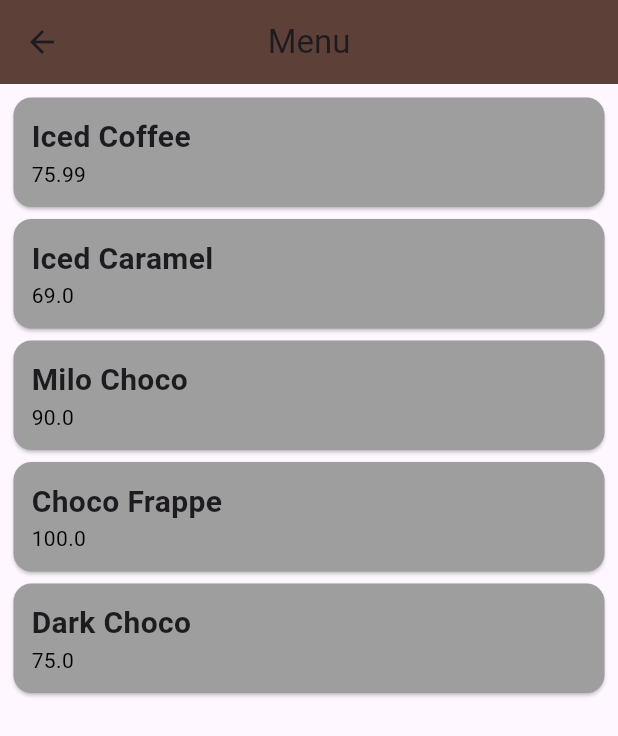
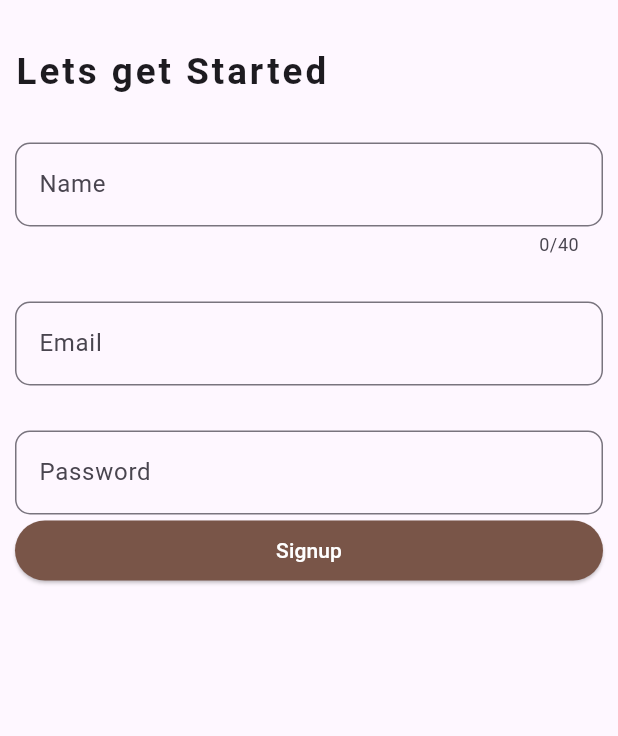
Before and after one commit to jeven2003/front-Kaps, a Flutter app: the screen it shows after launch, on a phone screen of 412 x 824 dp. Shown: the top 736 px of the screen. Run offline on Flutter 3.47's test engine with Material 3 defaults, Android fonts, the phone set to English and light mode, and no system bars.

Commit message:
Activity 3

```diff
--- a/lib/main.dart
+++ b/lib/main.dart
@@ -2,13 +2,15 @@ import 'package:flutter/material.dart';
 import 'package:untitled2/home.dart';
 import 'package:untitled2/pages/dashboard.dart';
 import 'package:untitled2/pages/menu.dart';
+import 'package:untitled2/pages/signup.dart';
 
 void main() => runApp(MaterialApp(
-  initialRoute: '/menu',
+  initialRoute: '/signup',
   routes: {
     '/' : (context)=> Dashboard(),
     '/menu': (context) => Menu(),
     '/profile' : (context) => Home(),
+    '/signup' : (context) => signup(),
 },
 
 ));
--- /dev/null
+++ b/lib/pages/signup.dart
@@ -0,0 +1,132 @@
+import 'package:flutter/material.dart';
+
+class signup extends StatefulWidget {
+  const signup({super.key});
+
+  @override
+  State<signup> createState() => _signupState();
+}
+
+class _signupState extends State<signup> {
+  final formKey = GlobalKey<FormState>();
+  String name = '';
+  String email = '';
+  String password = '';
+
+  @override
+  Widget build(BuildContext context) {
+    return Scaffold(
+      body: SafeArea(
+        child: Padding(
+          padding: EdgeInsets.fromLTRB(10.0, 30.0, 10.0, 0),
+          child: Column(
+            crossAxisAlignment: CrossAxisAlignment.start,
+            children: <Widget>[
+              Text(
+                'Lets get Started',
+                style: TextStyle(
+                  fontWeight: FontWeight.w700,
+                  letterSpacing: 2.0,
+                  fontSize: 24.5,
+                ),
+              ),
+              SizedBox(height: 30.0),
+              Form(
+                key: formKey,
+                child: Column(
+                  crossAxisAlignment:CrossAxisAlignment.stretch,
+                  children: <Widget>[
+                    TextFormField(
+                      maxLength: 40,
+                      decoration: InputDecoration(
+                        label: Text('Name'),
+                        border: OutlineInputBorder(
+                          borderRadius: BorderRadius.circular(10.0),
+                        )
+                      ),
+                      validator: (value){
+                        if (value == null || value.isEmpty){
+                          return 'Please provide a Name';
+                        }
+                        if (value.length <2){
+                          return 'Name should at least 3 letters long';
+                        }
+                        return null;
+                      },
+                      onSaved: (value){
+                        name = value!;
+                      },
+                    ),
+                    SizedBox(height: 30.0),
+                    TextFormField(
+                      keyboardType: TextInputType.emailAddress,
+                      decoration: InputDecoration(
+                          label: Text('Email'),
+                          border: OutlineInputBorder(
+                            borderRadius: BorderRadius.circular(10.0),
+                          )
+                      ),
+                      validator: (value){
+                        if (value == null || value.isEmpty){
+                          return 'Please provide a Email';
+                        }
+                        if (value.length <2){
+                          return 'Name should at least 3 letters long';
+                        }
+                        return null;
+                      },
+                      onSaved: (value){
+                        name = value!;
+                      },
+                    ),
+                    SizedBox(height: 30.0),
+                    TextFormField(
+                      obscureText: true,
+                      decoration: InputDecoration(
+                          label: Text('Password'),
+                          border: OutlineInputBorder(
+                            borderRadius: BorderRadius.circular(10.0),
+                          )
+                      ),
+                      validator: (value){
+                        if (value == null || value.isEmpty){
+                          return 'Please provide Password';
+                        }
+                        if (value.length <8){
+                          return 'Password should contains 8 characters';
+                        }
+                       if (value.length >20){
+                         return 'Password must be 20 characters long only';
+                       }
+                        return null;
+                      },
+                      onSaved: (value){
+                        name = value!;
+                      },
+                    ),
+                    ElevatedButton(
+                        onPressed: (){
+                          if(formKey.currentState!.validate()){
+                            formKey.currentState!.save();
+                            print(name);
+                            print(email);
+                            print(password);
+                          }
+                        },
+                        child:  Text ('Signup'),
+                        style: ElevatedButton.styleFrom(
+                          backgroundColor: Colors.brown,
+                          foregroundColor: Colors.white,
+                        ),
+                    ),
+                  ]
+                ),
+              )
+
+            ]
+          )
+        ),
+      ),
+    );
+  }
+}
```
